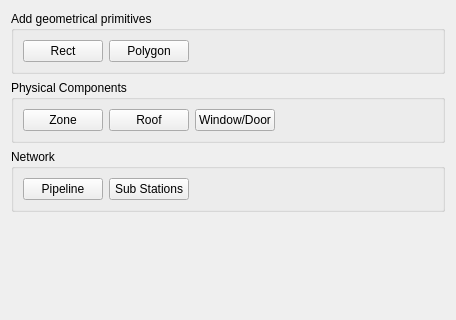
This is SIM-VICUS/src/SVPropAddGeometry.ui in ghorwin/SIM-VICUS as Qt 5 draws it before an edit; both pictures show x 0 to 456 and y 0 to 320 of the 456 by 597 pixel window. The edited form follows.
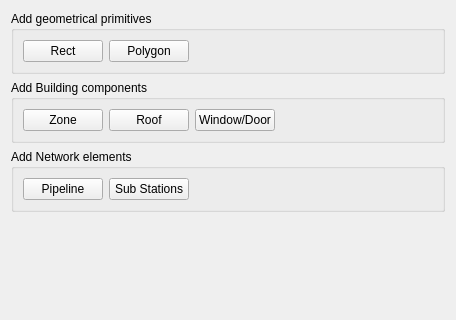
This is the edited form.

Commit message: Updated Building property widgets

```diff
--- a/SIM-VICUS/src/SVPropAddGeometry.ui
+++ b/SIM-VICUS/src/SVPropAddGeometry.ui
@@ -53,7 +53,7 @@
    <item>
     <widget class="QGroupBox" name="groupBox_4">
      <property name="title">
-      <string>Physical Components</string>
+      <string>Add Building components</string>
      </property>
      <layout class="QGridLayout" name="gridLayout_2">
       <item row="0" column="2">
@@ -96,7 +96,7 @@
    <item>
     <widget class="QGroupBox" name="groupBox">
      <property name="title">
-      <string>Network</string>
+      <string>Add Network elements</string>
      </property>
      <layout class="QHBoxLayout" name="horizontalLayout">
       <item>
```
The commit also changes 16 other files.
